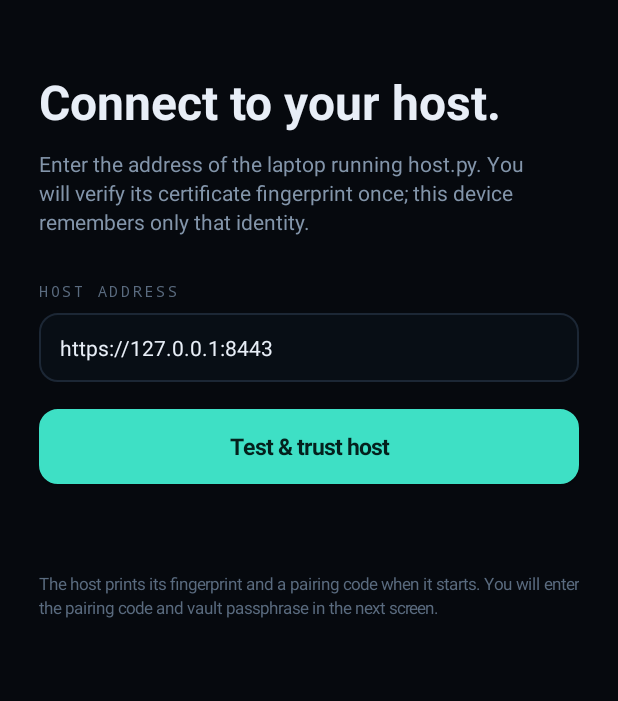
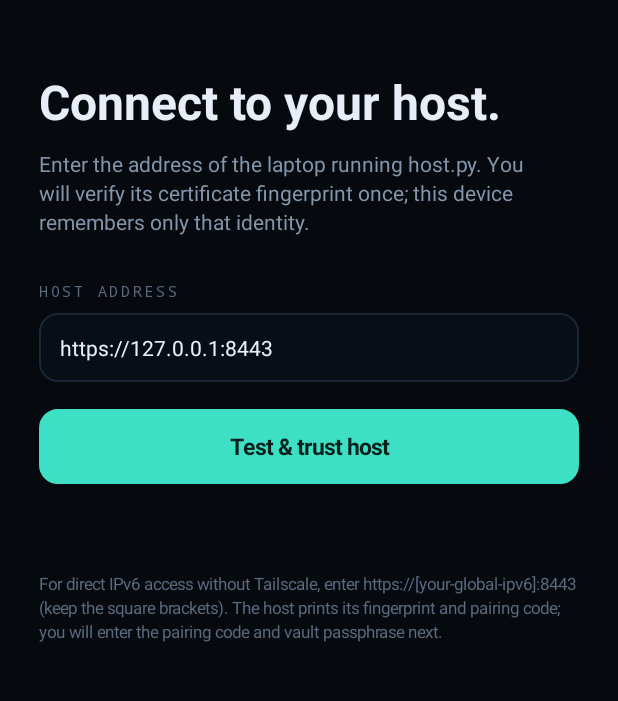
Before and after one commit to dollax26-official/terminus-secret-chatting, an Android app: the MainActivity screen opened directly, with no data from a screen before it, on a phone screen of 412 x 824 dp, the part 108-809 px from its top. Run offline under Robolectric (Android 15) with nearby library versions, the light colour scheme and no system bars.

Commit message:
Explain direct IPv6 host URLs in Android setup

```diff
--- a/android-app/app/src/main/java/com/terminus/secrets/MainActivity.java
+++ b/android-app/app/src/main/java/com/terminus/secrets/MainActivity.java
@@ -216,8 +216,9 @@ public class MainActivity extends Activity {
         root.addView(status);
 
         TextView hint = new TextView(this);
-        hint.setText("The host prints its fingerprint and a pairing code when it starts. "
-                + "You will enter the pairing code and vault passphrase in the next screen.");
+        hint.setText("For direct IPv6 access without Tailscale, enter https://[your-global-ipv6]:8443 "
+                + "(keep the square brackets). The host prints its fingerprint and pairing code; "
+                + "you will enter the pairing code and vault passphrase next.");
         hint.setTextColor(FAINT);
         hint.setTextSize(11);
         hint.setLineSpacing(dp(3), 1f);
```
